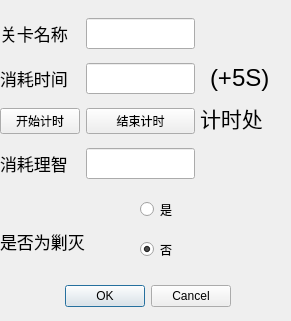
cppIdiot/akscript, file timerecorddlg.ui: the form before one commit.
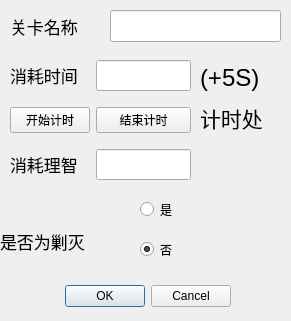
The form after the commit.

```diff
--- a/timerecorddlg.ui
+++ b/timerecorddlg.ui
@@ -32,38 +32,38 @@
   <widget class="QWidget" name="gridLayoutWidget">
    <property name="geometry">
     <rect>
-     <x>0</x>
-     <y>10</y>
-     <width>195</width>
-     <height>181</height>
+     <x>10</x>
+     <y>50</y>
+     <width>181</width>
+     <height>141</height>
     </rect>
    </property>
    <layout class="QGridLayout" name="gridLayout">
-    <item row="5" column="2">
-     <widget class="QLineEdit" name="costHeal">
-      <property name="font">
-       <font>
-        <family>Arial</family>
-        <pointsize>14</pointsize>
-       </font>
-      </property>
-     </widget>
-    </item>
-    <item row="3" column="2">
-     <widget class="QPushButton" name="endr">
-      <property name="text">
-       <string>结束计时</string>
-      </property>
-     </widget>
-    </item>
-    <item row="3" column="0">
+    <item row="2" column="0">
      <widget class="QPushButton" name="startr">
       <property name="text">
        <string>开始计时</string>
       </property>
      </widget>
     </item>
+    <item row="4" column="2">
+     <widget class="QLineEdit" name="costHeal">
+      <property name="font">
+       <font>
+        <family>Arial</family>
+        <pointsize>14</pointsize>
+       </font>
+      </property>
+     </widget>
+    </item>
     <item row="2" column="2">
+     <widget class="QPushButton" name="endr">
+      <property name="text">
+       <string>结束计时</string>
+      </property>
+     </widget>
+    </item>
+    <item row="1" column="2">
      <widget class="QLineEdit" name="costTime">
       <property name="font">
        <font>
@@ -73,7 +73,7 @@
       </property>
      </widget>
     </item>
-    <item row="5" column="0">
+    <item row="4" column="0">
      <widget class="QLabel" name="label_4">
       <property name="font">
        <font>
@@ -86,7 +86,7 @@
       </property>
      </widget>
     </item>
-    <item row="2" column="0">
+    <item row="1" column="0">
      <widget class="QLabel" name="label_2">
       <property name="font">
        <font>
@@ -99,29 +99,6 @@
       </property>
      </widget>
     </item>
-    <item row="0" column="0">
-     <widget class="QLabel" name="label">
-      <property name="font">
-       <font>
-        <family>楷体</family>
-        <pointsize>13</pointsize>
-       </font>
-      </property>
-      <property name="text">
-       <string>关卡名称</string>
-      </property>
-     </widget>
-    </item>
-    <item row="0" column="2">
-     <widget class="QLineEdit" name="levelName">
-      <property name="font">
-       <font>
-        <family>Arial</family>
-        <pointsize>14</pointsize>
-       </font>
-      </property>
-     </widget>
-    </item>
    </layout>
   </widget>
   <widget class="QLabel" name="label_5">
@@ -194,7 +171,7 @@
   <widget class="QLabel" name="label_3">
    <property name="geometry">
     <rect>
-     <x>210</x>
+     <x>200</x>
      <y>60</y>
      <width>81</width>
      <height>35</height>
@@ -210,6 +187,41 @@
     <string>(+5S)</string>
    </property>
   </widget>
+  <widget class="QLabel" name="label">
+   <property name="geometry">
+    <rect>
+     <x>10</x>
+     <y>10</y>
+     <width>91</width>
+     <height>32</height>
+    </rect>
+   </property>
+   <property name="font">
+    <font>
+     <family>楷体</family>
+     <pointsize>13</pointsize>
+    </font>
+   </property>
+   <property name="text">
+    <string>关卡名称</string>
+   </property>
+  </widget>
+  <widget class="QLineEdit" name="levelName">
+   <property name="geometry">
+    <rect>
+     <x>110</x>
+     <y>10</y>
+     <width>171</width>
+     <height>32</height>
+    </rect>
+   </property>
+   <property name="font">
+    <font>
+     <family>Arial</family>
+     <pointsize>14</pointsize>
+    </font>
+   </property>
+  </widget>
  </widget>
  <resources/>
  <connections>
```
